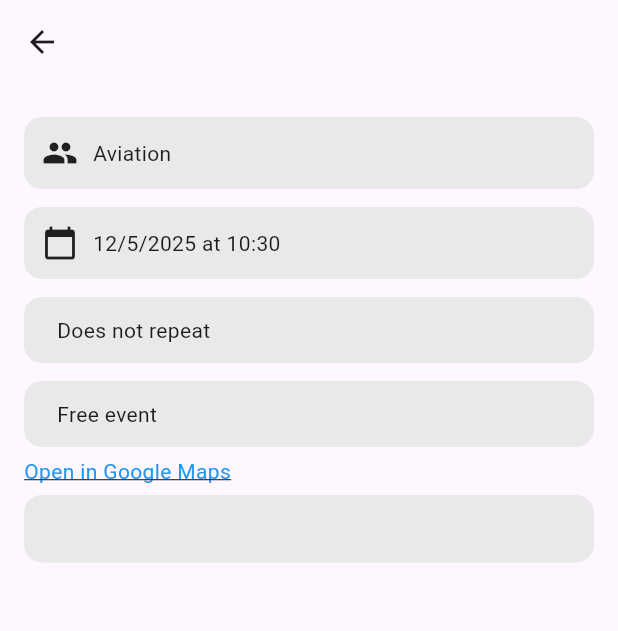
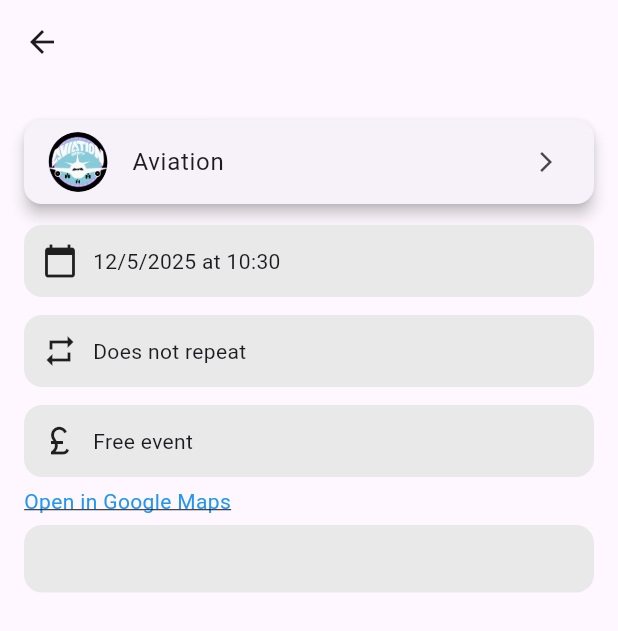
Before and after one commit to 5C-UoP/soc-drawer, a Flutter app: the EventsViewExpanded screen opened directly with empty values, on a phone screen of 412 x 824 dp. Shown: the top 631 px of the screen. Run offline on Flutter 3.47's test engine with Material 3 defaults, Android fonts, the light colour scheme and no system bars; our stand-ins replace font_awesome_flutter, table_calendar; accounts and stored records are empty; generated files the repository leaves out were written again.

Commit message:
minor changes

```diff
--- a/lib/src/views/events/event_view_expanded.dart
+++ b/lib/src/views/events/event_view_expanded.dart
@@ -1,4 +1,5 @@
 import 'package:flutter/material.dart';
+import 'package:socdrawer/src/views/components/socieity_card.dart';
 import 'package:url_launcher/url_launcher.dart';
 
 import '../../models/event.dart';
@@ -21,21 +22,22 @@ class EventsViewExpanded extends StatelessWidget {
           crossAxisAlignment: CrossAxisAlignment.start,
           children: <Widget>[
             // --- SOCIETY ---
-            Container(
-              margin: const EdgeInsets.symmetric(vertical: 6),
-              padding: const EdgeInsets.all(12),
-              decoration: BoxDecoration(
-                color: containerBackgroundColour,
-                borderRadius: BorderRadius.circular(12),
-              ),
-              child: Row(
-                children: [
-                  const Icon(Icons.group),
-                  const SizedBox(width: 10),
-                  Expanded(child: Text(event.society.name)),
-                ],
-              ),
-            ),
+            // Container(
+            //   margin: const EdgeInsets.symmetric(vertical: 6),
+            //   padding: const EdgeInsets.all(12),
+            //   decoration: BoxDecoration(
+            //     color: containerBackgroundColour,
+            //     borderRadius: BorderRadius.circular(12),
+            //   ),
+            //   child: Row(
+            //     children: [
+            //       const Icon(Icons.group),
+            //       const SizedBox(width: 10),
+            //       Expanded(child: Text(event.society.name)),
+            //     ],
+            //   ),
+            // ),
+            SocieityCard(society: event.society),
 
             // --- DATE TIME ---
             Container(
@@ -68,6 +70,7 @@ class EventsViewExpanded extends StatelessWidget {
               ),
               child: Row(
                 children: [
+                  const Icon(Icons.repeat),
                   const SizedBox(width: 10),
                   Expanded(
                     child: Text(
@@ -87,6 +90,7 @@ class EventsViewExpanded extends StatelessWidget {
               ),
               child: Row(
                 children: [
+                  const Icon(Icons.currency_pound),
                   const SizedBox(width: 10),
                   Expanded(
                       child: Text(
--- a/lib/src/views/user/user_view.dart
+++ b/lib/src/views/user/user_view.dart
@@ -33,7 +33,8 @@ class UserProfilePage extends StatelessWidget {
                           const Icon(Icons.person,
                               size: 64, color: Colors.grey),
                           const SizedBox(width: 16),
-                          Column(
+                          Expanded(
+                            child: Column(
                               crossAxisAlignment: CrossAxisAlignment.start,
                               children: [
                                 Text(
@@ -45,6 +46,7 @@ class UserProfilePage extends StatelessWidget {
                                 ),
                                 const SizedBox(height: 4),
                                 Text(
+                                  overflow: TextOverflow.ellipsis,
                                   user.email,
                                   style: const TextStyle(
                                     fontSize: 16,
@@ -52,6 +54,7 @@ class UserProfilePage extends StatelessWidget {
                                   ),
                                 ),
                               ],
+                            ),
                           ),
                         ],
                       ),
```
Also changed, not shown: lib/src/views/components/event_card.dart (+10 -0 lines), lib/src/views/events/event_create_view.dart (+19 -7 lines). Lines whose indentation alone changed are shown as unchanged.
